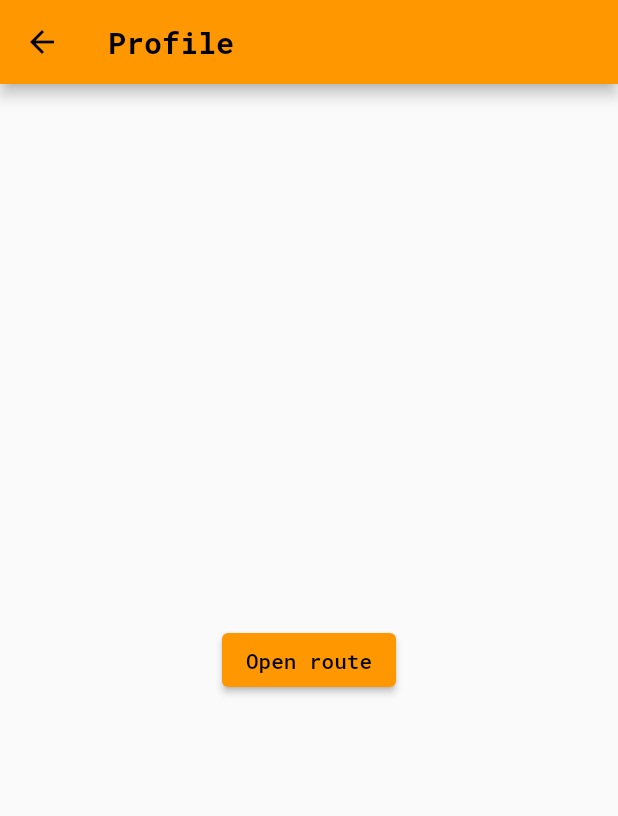
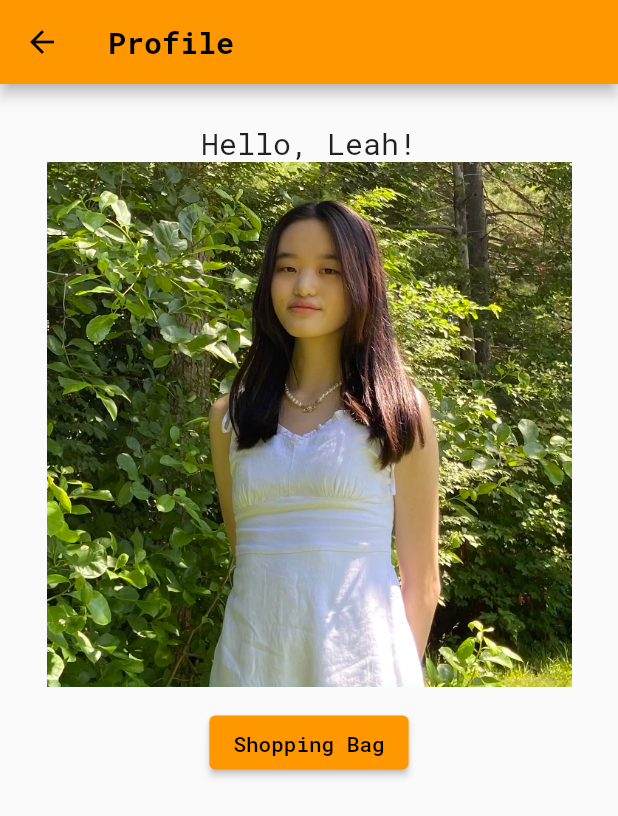
Before and after one commit to LaniW/pumpkins, a Flutter app: the Profile screen opened directly, on a phone screen of 412 x 824 dp. Shown: the top 816 px of the screen. Run offline on Flutter 3.47's test engine with Material 2 defaults, Android fonts, the phone set to English and light mode, and no system bars; our stand-ins replace carousel_slider, google_fonts; network calls fail.

Commit message:
profile page

```diff
--- a/lib/screens/profile.dart
+++ b/lib/screens/profile.dart
@@ -15,11 +15,27 @@ class Profile extends StatelessWidget {
               )),
         ),
         body: Center(
+            child: ListView(
+          children: [
+            const Text('', style: TextStyle(fontSize: 20)),
+            Center(
+                child: Text(
+              'Hello, Leah!',
+              style: TextStyle(
+                fontSize: 20,
+                fontStyle: GoogleFonts.robotoMono().fontStyle,
+              ),
+            )),
+            Center(
+                child: Image.asset('assets/images/IMG_4212.jpg',
+                    height: 350, width: 350)),
+            const Text('', style: TextStyle(fontSize: 10)),
+            Center(
                 child: ElevatedButton(
-          child: const Text('Open route'),
+              child: const Text('Shopping Bag'),
               onPressed: () {},
-        ),
-      ),
-    );
+            )),
+          ],
+        )));
   }
 }
```
Lines whose indentation alone changed are shown as unchanged.
